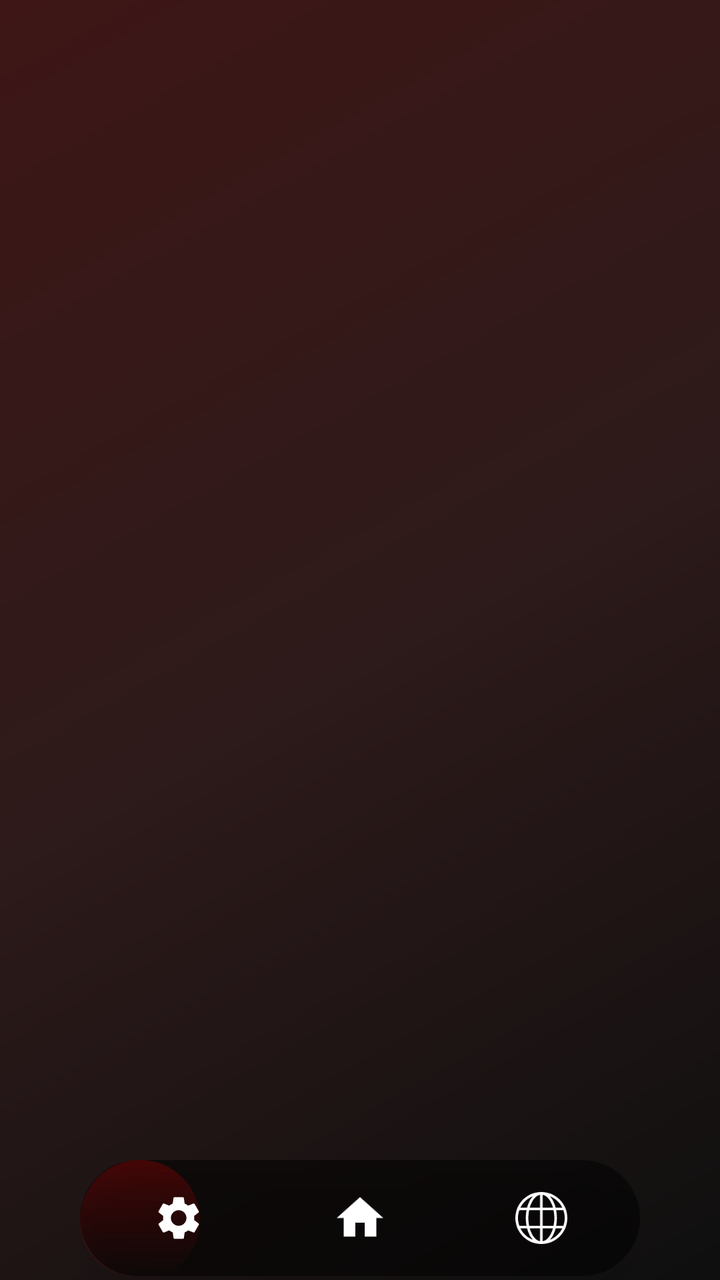
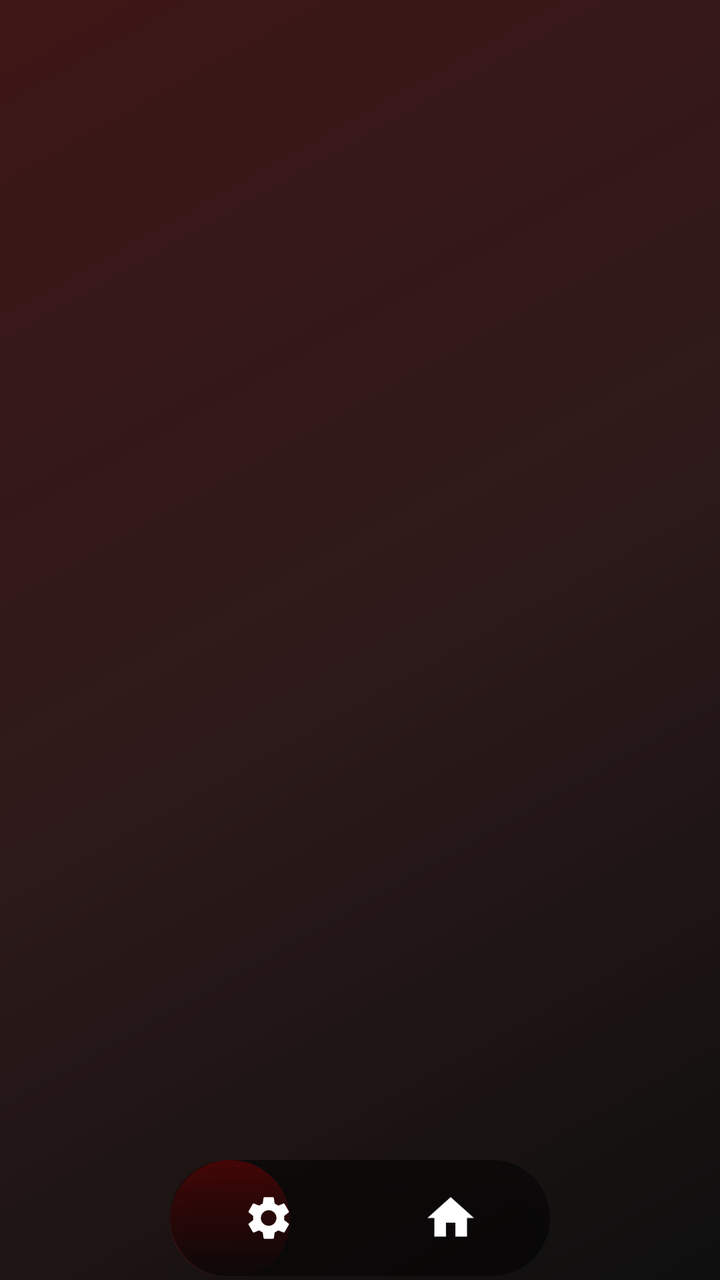

Before-and-after screenshots of an Android layout around one commit, followed by the original layout XML and the change that was made.
<!-- AndroidManifest.xml: application theme Theme.AppCompat.Light.NoActionBar -->
<!-- res/layout/activity_main.xml -->
<androidx.constraintlayout.widget.ConstraintLayout
    xmlns:android="http://schemas.android.com/apk/res/android"
    xmlns:app="http://schemas.android.com/apk/res-auto"
    android:layout_width="match_parent"
    android:layout_height="match_parent"
    android:background="@drawable/bg_gradient_modern"
    android:keepScreenOn="true">

    
    <FrameLayout
        android:id="@+id/fragmentContainer"
        android:layout_width="match_parent"
        android:layout_height="match_parent"
        app:layout_constraintTop_toTopOf="parent" />

    
    <FrameLayout
        android:id="@+id/navContainer"
        android:layout_width="wrap_content"
        android:layout_height="wrap_content"
        app:layout_constraintBottom_toBottomOf="parent"
        app:layout_constraintStart_toStartOf="parent"
        app:layout_constraintEnd_toEndOf="parent">

        
        <View
            android:id="@+id/activeCircle"
            android:layout_width="60dp"
            android:layout_height="60dp"
            android:layout_gravity="center_vertical"
            android:layout_marginBottom="0dp"
            android:background="@drawable/indicator_circle"

            android:elevation="3dp"/>

        
        <LinearLayout
            android:id="@+id/buttonsContainer"
            android:layout_width="280dp"
            android:layout_height="58dp"
            android:layout_gravity="center_horizontal|bottom"
            android:background="@drawable/bg_main"
            android:gravity="center"
            android:orientation="horizontal"
            android:elevation="6dp"
            android:paddingHorizontal="4dp"
            android:layout_marginBottom="2dp">

            <LinearLayout
                android:id="@+id/btnSettings"
                android:layout_width="0dp"
                android:layout_height="match_parent"
                android:layout_weight="1"
                android:gravity="center">
                <ImageView
                    android:id="@+id/iconSettings"
                    android:layout_width="26dp"
                    android:layout_height="26dp"
                    android:src="@drawable/ic_settings" />
            </LinearLayout>

            <LinearLayout
                android:id="@+id/btnHome"
                android:layout_width="0dp"
                android:layout_height="match_parent"
                android:layout_weight="1"
                android:gravity="center">
                <ImageView
                    android:id="@+id/iconHome"
                    android:layout_width="28dp"
                    android:layout_height="28dp"
                    android:src="@drawable/ic_home" />
            </LinearLayout>

            <LinearLayout
                android:id="@+id/btnWeb"
                android:layout_width="0dp"
                android:layout_height="match_parent"
                android:layout_weight="1"
                android:gravity="center">
                <ImageView
                    android:id="@+id/iconWeb"
                    android:layout_width="26dp"
                    android:layout_height="26dp"
                    android:src="@drawable/internet" />
            </LinearLayout>
        </LinearLayout>
    </FrameLayout>
</androidx.constraintlayout.widget.ConstraintLayout>
<!-- resources referenced by this layout -->
<resources>
  <!-- drawable bg_gradient_modern (drawable) -->
  <shape xmlns:android="http://schemas.android.com/apk/res/android">
      <gradient
          android:angle="135"
          android:startColor="#0F0F0F"
          android:centerColor="#2E1A1A"
          android:endColor="#3E1616"
          android:type="linear" />
  </shape>
  <!-- drawable bg_main (drawable) -->
  <shape xmlns:android="http://schemas.android.com/apk/res/android"
      android:shape="rectangle">
      <solid android:color="#80000000" />
      <corners android:radius="30dp" />
  </shape>
  <!-- drawable ic_home (drawable) -->
  <vector xmlns:android="http://schemas.android.com/apk/res/android"
      android:width="24dp"
      android:height="24dp"
      android:viewportWidth="24"
      android:viewportHeight="24">
      <path
          android:fillColor="@android:color/white"
          android:pathData="M10,20v-6h4v6h5v-8h3L12,3 2,12h3v8z" />
  </vector>
  <!-- drawable ic_settings (drawable) -->
  <vector xmlns:android="http://schemas.android.com/apk/res/android"
      android:width="24dp"
      android:height="24dp"
      android:viewportWidth="24"
      android:viewportHeight="24">
      <path
          android:fillColor="@android:color/white"
          android:pathData="M19.14,12.94c0.04,-0.3 0.06,-0.61 0.06,-0.94c0,-0.32 -0.02,-0.64 -0.07,-0.94l2.03,-1.58c0.18,-0.14 0.23,-0.41 0.12,-0.61l-1.92,-3.32c-0.12,-0.22 -0.37,-0.29 -0.59,-0.22l-2.39,0.96c-0.5,-0.38 -1.03,-0.7 -1.62,-0.94L14.4,2.81c-0.04,-0.24 -0.24,-0.41 -0.48,-0.41h-3.84c-0.24,0 -0.43,0.17 -0.47,0.41L9.25,5.35C8.66,5.59 8.12,5.92 7.63,6.29L5.24,5.33c-0.22,-0.08 -0.47,0 -0.59,0.22L2.74,8.87C2.62,9.08 2.66,9.34 2.86,9.48l2.03,1.58C4.84,11.36 4.82,11.69 4.82,12s0.02,0.64 0.07,0.94l-2.03,1.58c-0.18,0.14 -0.23,0.41 -0.12,0.61l1.92,3.32c0.12,0.22 0.37,0.29 0.59,0.22l2.39,-0.96c0.5,0.38 1.03,0.7 1.62,0.94l0.36,2.54c0.05,0.24 0.24,0.41 0.48,0.41h3.84c0.24,0 0.44,-0.17 0.47,-0.41l0.36,-2.54c0.59,-0.24 1.13,-0.56 1.62,-0.94l2.39,0.96c0.22,0.08 0.47,0 0.59,-0.22l1.92,-3.32c0.12,-0.22 0.07,-0.47 -0.12,-0.61L19.14,12.94zM12,15.6c-1.98,0 -3.6,-1.62 -3.6,-3.6s1.62,-3.6 3.6,-3.6s3.6,1.62 3.6,3.6S13.98,15.6 12,15.6z"/>
  </vector>
  <!-- drawable indicator_circle (drawable) -->
  <shape xmlns:android="http://schemas.android.com/apk/res/android"
      android:shape="oval">
      <size android:width="50dp" android:height="50dp" />
      <solid android:color="#A0F40303" />
      <gradient
          android:startColor="#D1F40303"
          android:endColor="#00000000"
          android:angle="270" />
  </shape>
  <!-- unchanged entries left out for length: 1 -->
</resources>

<!-- the commit's change to res/layout/activity_main.xml (unified diff, before → after) -->
@@ -36,7 +36,7 @@
         
         <LinearLayout
             android:id="@+id/buttonsContainer"
-            android:layout_width="280dp"
+            android:layout_width="190dp"
             android:layout_height="58dp"
             android:layout_gravity="center_horizontal|bottom"
             android:background="@drawable/bg_main"
@@ -74,6 +74,7 @@
 
             <LinearLayout
                 android:id="@+id/btnWeb"
+                android:visibility="gone"
                 android:layout_width="0dp"
                 android:layout_height="match_parent"
                 android:layout_weight="1"
